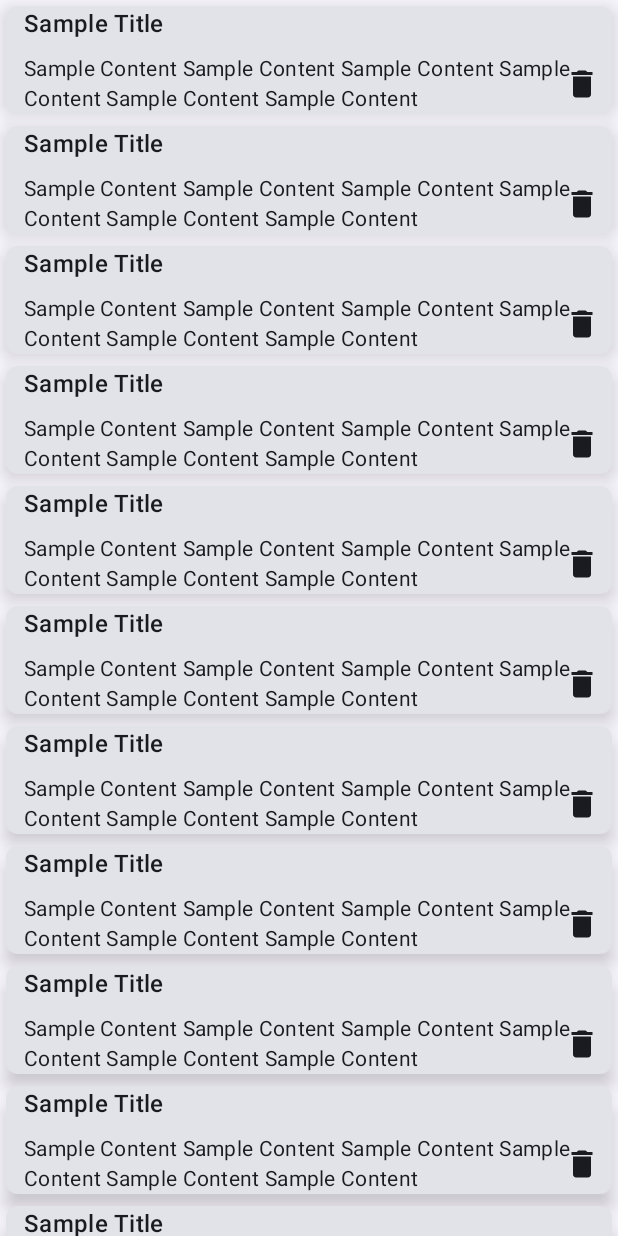
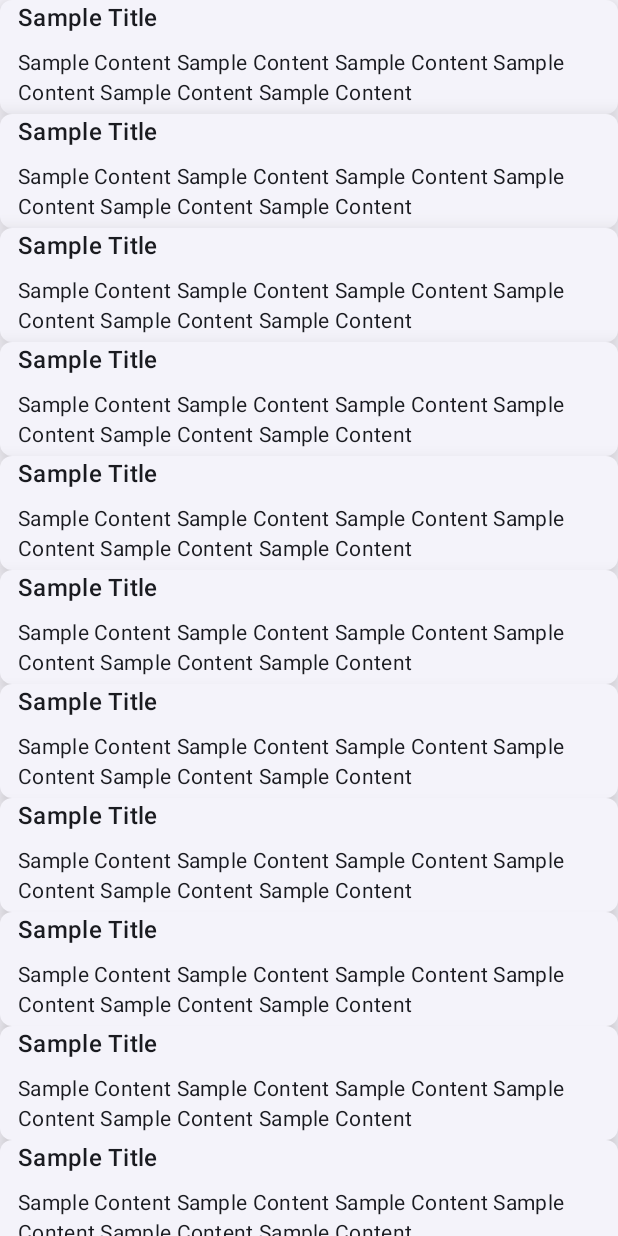
Before and after one commit to MichaelGift/TDD-Note-App, an Android app built with Jetpack Compose: the @Preview function PreviewNoteItem, on a phone screen of 412 x 824 dp. Run offline under Robolectric (Android 15) with nearby library versions, the phone set to English and light mode, and no system bars; our stand-ins replace Room's generated code.

```diff
--- a/app/src/main/java/com/myth/tdd_note_app/presentation/notes_list/components/NoteItem.kt
+++ b/app/src/main/java/com/myth/tdd_note_app/presentation/notes_list/components/NoteItem.kt
@@ -9,22 +9,16 @@ import androidx.compose.foundation.layout.Spacer
 import androidx.compose.foundation.layout.fillMaxHeight
 import androidx.compose.foundation.layout.fillMaxWidth
 import androidx.compose.foundation.layout.height
-import androidx.compose.foundation.layout.padding
 import androidx.compose.foundation.layout.width
 import androidx.compose.foundation.lazy.LazyColumn
 import androidx.compose.foundation.lazy.items
 import androidx.compose.foundation.shape.RoundedCornerShape
-import androidx.compose.material.icons.Icons
-import androidx.compose.material.icons.filled.Delete
-import androidx.compose.material3.Card
 import androidx.compose.material3.CardDefaults
-import androidx.compose.material3.Icon
-import androidx.compose.material3.IconButton
+import androidx.compose.material3.ElevatedCard
 import androidx.compose.material3.MaterialTheme
 import androidx.compose.material3.Surface
 import androidx.compose.material3.Text
 import androidx.compose.runtime.Composable
-import androidx.compose.ui.Alignment
 import androidx.compose.ui.Modifier
 import androidx.compose.ui.graphics.Color
 import androidx.compose.ui.text.style.TextOverflow
@@ -37,12 +31,10 @@ import com.myth.tdd_note_app.ui.theme.TDDNoteAppTheme
 fun NoteItem(
     note: Note,
     modifier: Modifier = Modifier,
-    onDeleteClick: () -> Unit
 ) {
-    Box(modifier = modifier) {
-        Card(
+    ElevatedCard(
+        modifier = modifier,
         elevation = CardDefaults.cardElevation(8.dp),
-            modifier = Modifier.padding(all = 4.dp),
         shape = RoundedCornerShape(8.dp),
     ) {
         Row(modifier = Modifier.fillMaxWidth()) {
@@ -72,20 +64,11 @@ fun NoteItem(
                 Text(
                     text = note.content,
                     style = MaterialTheme.typography.bodyMedium,
-                        maxLines = 8,
+                    maxLines = 4,
                     overflow = TextOverflow.Ellipsis
                 )
+                Spacer(modifier = Modifier.height(4.dp))
             }
-            }
-        }
-        IconButton(
-            onClick = onDeleteClick,
-            modifier = Modifier.align(Alignment.BottomEnd)
-        ) {
-            Icon(
-                imageVector = Icons.Default.Delete,
-                contentDescription = "Delete Note"
-            )
         }
     }
 }
@@ -104,7 +87,7 @@ fun PreviewNoteItem() {
         Surface {
             LazyColumn {
                 items(notes) { note ->
-                    NoteItem(note = note, Modifier) {}
+                    NoteItem(note = note, Modifier)
                 }
             }
         }
```
Also changed, not shown: app/src/main/java/com/myth/tdd_note_app/presentation/notes_list/components/HintTextField.kt (added, +24 -0 lines). Lines whose indentation alone changed are shown as unchanged.
